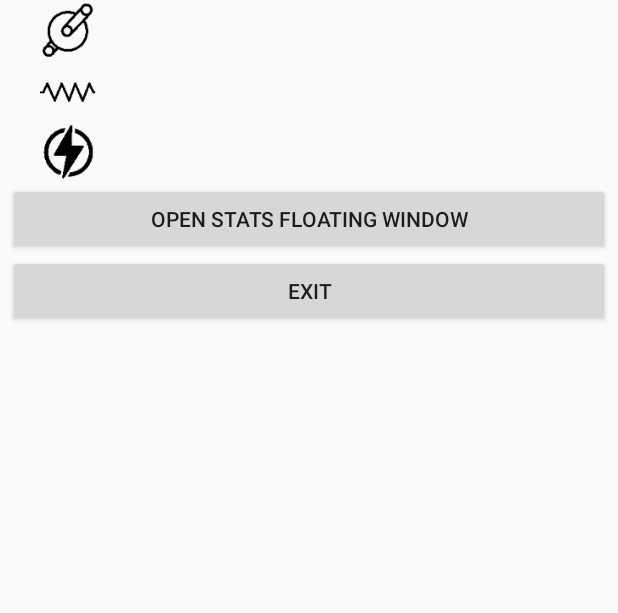
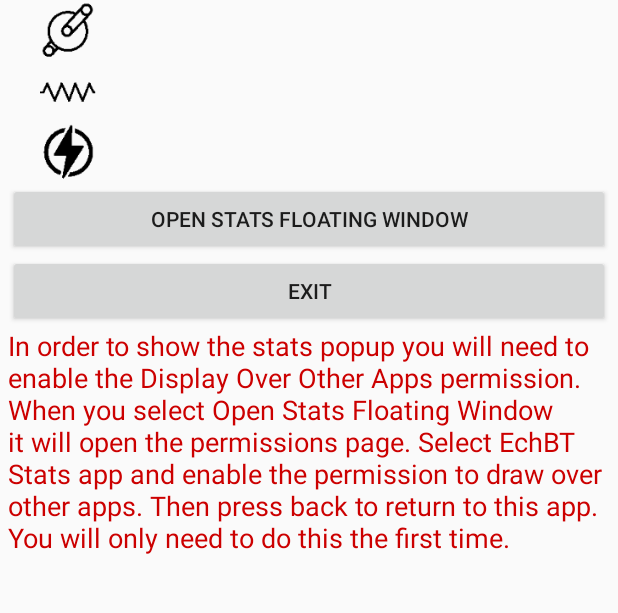
Before and after one commit to snowzach/echbt-android, an Android app: the ECHStatsActivity screen opened directly, with no data from a screen before it, on a phone screen of 412 x 824 dp, the part 67-680 px from its top. Run offline under Robolectric (Android 15) with nearby library versions, the phone set to English and light mode, and no system bars; 2 statements that could not run were skipped.

Commit message:
Added help text for permissions

```diff
--- a/app/build.gradle
+++ b/app/build.gradle
@@ -25,8 +25,8 @@ android {
         applicationId "org.prozach.echbt.android"
         minSdkVersion 21
         targetSdkVersion 29
-        versionCode 2
-        versionName "1.0"
+        versionCode 4
+        versionName "1.1"
     }
     buildTypes {
         release {
--- a/app/src/main/res/layout/activity_ech_stats.xml
+++ b/app/src/main/res/layout/activity_ech_stats.xml
@@ -154,6 +154,17 @@
                 android:text="@string/exit"
                 />
 
+            <TextView
+                android:id="@+id/pip_help"
+                android:layout_width="wrap_content"
+                android:layout_height="wrap_content"
+                android:layout_weight="1"
+                android:text="@string/pip_help"
+                android:textColor="@android:color/holo_red_dark"
+                android:textSize="18sp"
+                android:visibility="visible"
+                />
+
         </LinearLayout>
 
         <LinearLayout
--- a/app/src/main/res/values/strings.xml
+++ b/app/src/main/res/values/strings.xml
@@ -7,4 +7,5 @@
     <string name="cadence">Cadence</string>
     <string name="pip">Open Stats Floating Window</string>
     <string name="exit">Exit</string>
+    <string name="pip_help">In order to show the stats popup you will need to enable the Display Over Other Apps permission. When you select Open Stats Floating Window it will open the permissions page. Select EchBT Stats app and enable the permission to draw over other apps. Then press back to return to this app. You will only need to do this the first time.</string>
 </resources>
```
Also changed, not shown: app/src/main/java/org/prozach/echbt/android/ECHStatsActivity.kt (+15 -0 lines).
